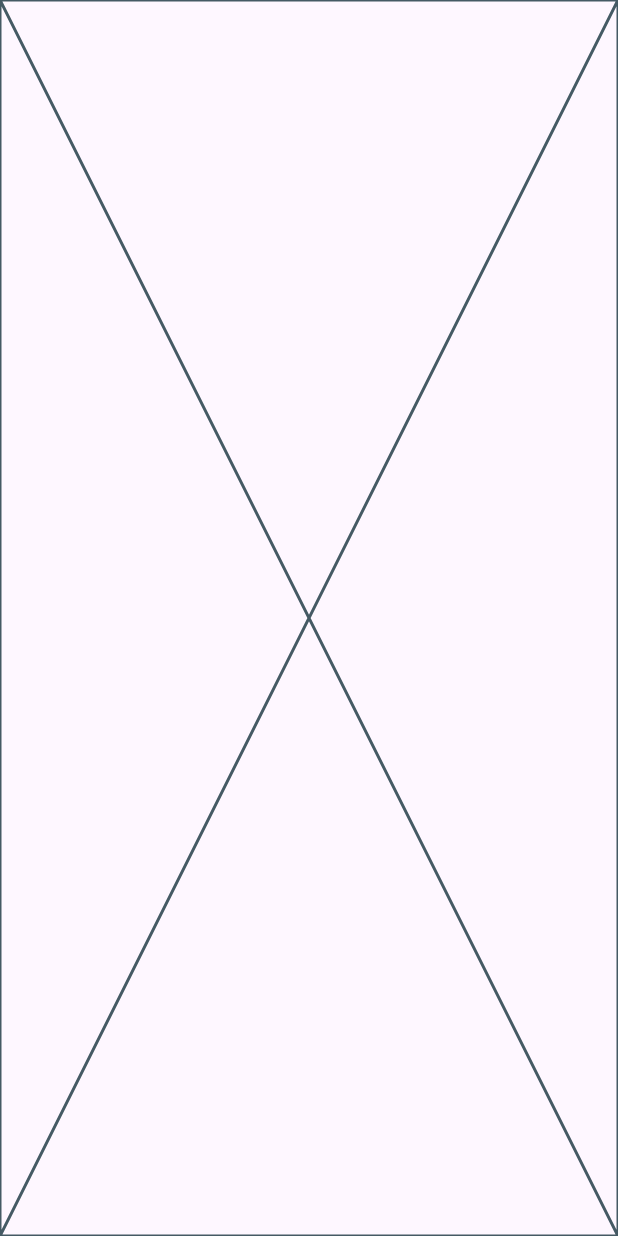
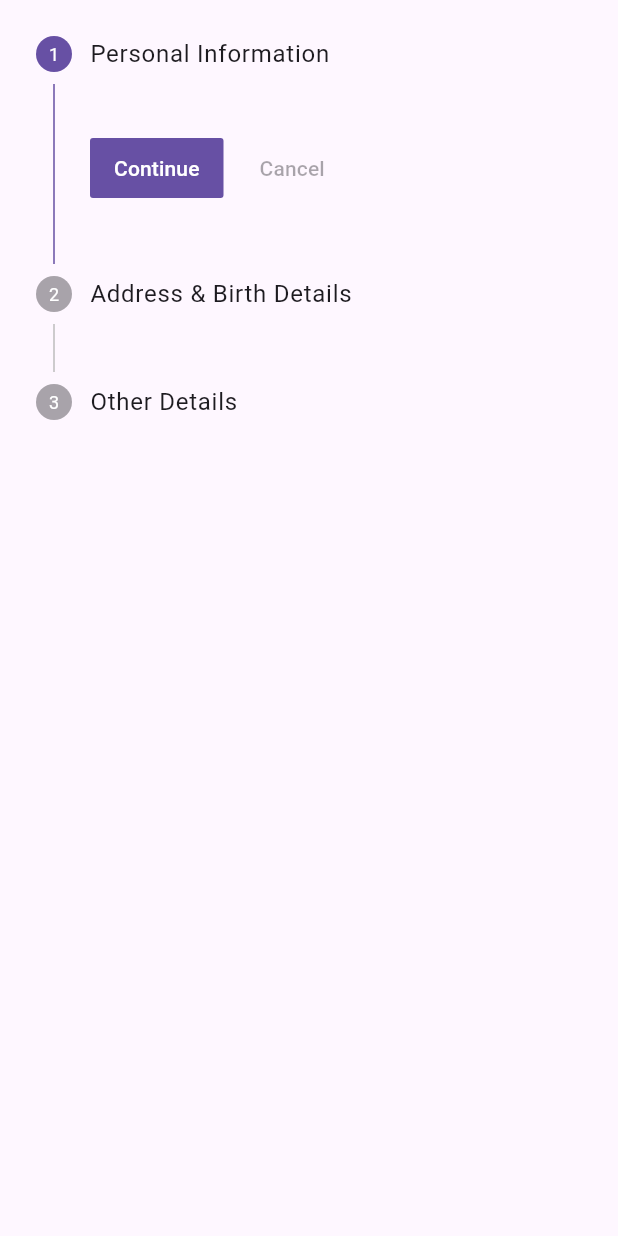
Before and after one commit to hikusama/profiling, a Flutter app: the InsertYouth screen opened directly, on a phone screen of 412 x 824 dp. Run offline on Flutter 3.47's test engine with Material 3 defaults, Android fonts, the phone set to English and light mode, and no system bars.

Commit message:
Inserting ui stepper format%

```diff
--- a/lib/actions/insert.dart
+++ b/lib/actions/insert.dart
@@ -8,24 +8,49 @@ class InsertYouth extends StatefulWidget {
 }
 
 class _InsertYouthState extends State<InsertYouth> {
-
   int currStep = 0;
   bool get isFirstStep => currStep == 0;
-  // bool get isLastStep => currStep == steps().lenght - 1;
+  bool get isLastStep => currStep == steps().length - 1;
 
   @override
-  Widget build(BuildContext context) {
-    List<Step> steps() => [
-      const Step(
-        title: Text('Personal Information'),
-        content: Text('Personal Information'),
+  Widget build(BuildContext context) => Scaffold(
+    body: Stepper(
+      steps: steps(),
+      currentStep: currStep,
+      onStepContinue: () {
+        if (isLastStep) {
+        } else {
+          setState(() {
+            currStep += 1;
+          });
+        }
+      },
+      onStepCancel: isFirstStep ? null : () => setState(() => currStep -= 1),
+      onStepTapped: (step) => setState(() => currStep = step),
+    ),
+  );
+
+  List<Step> steps() => [
+    Step(
+      isActive: currStep >= 0,
+      title: Text('Personal Information'),
+      content: Column(
+
       ),
-      const Step(
-        title: Text('Address & Birth Details'),
-        content: Text('Address & Birth Details'),
+    ),
+    Step(
+      isActive: currStep >= 1,
+      title: Text('Address & Birth Details'),
+      content: Column(
+
       ),
-      const Step(title: Text('Other Details'), content: Text('Other Details')),
-    ];
-    return const Placeholder();
-  }
+    ),
+    Step(
+      isActive: currStep >= 2,
+      title: Text('Other Details'),
+      content: Column(
+
+      ),
+    ),
+  ];
 }
--- a/lib/main.dart
+++ b/lib/main.dart
@@ -1,5 +1,6 @@
 import 'package:flutter/material.dart';
-import 'package:profiling/screens/main_screen.dart';
+import 'package:profiling/actions/insert.dart';
+// import 'package:profiling/screens/main_screen.dart';
 
 void main() {
   runApp(const MyApp());
@@ -12,7 +13,8 @@ class MyApp extends StatelessWidget {
   @override
   Widget build(BuildContext context) {
     return const MaterialApp(
-      home: MainScreen(),
+      debugShowCheckedModeBanner: false,
+      home: InsertYouth(),
     );
   }
 }
```
